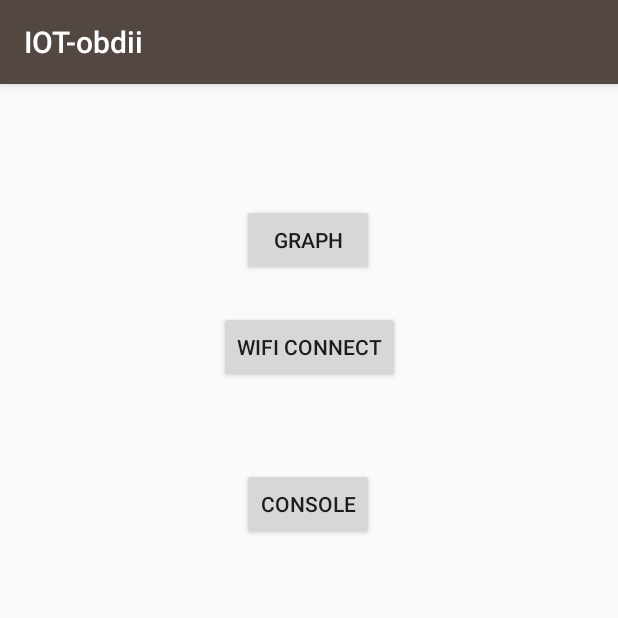
After one commit to TeyUs/ELM327, an Android app: the StartScreen screen opened directly, with no data from a screen before it, on a phone screen of 412 x 824 dp, the top half of it. The commit adds this screen. Run offline under Robolectric (Android 15) with nearby library versions, the phone set to English and light mode, and no system bars; Roboto replaces fonts that are not available here.

Commit message:
otomatik wifi bağlanma özelliği eklendi, denenmedi.

```diff
--- /dev/null
+++ b/app/src/main/java/com/example/iot_obdii/StartScreen.java
@@ -0,0 +1,39 @@
+package com.example.iot_obdii;
+
+import androidx.appcompat.app.AppCompatActivity;
+
+import android.content.Context;
+import android.content.Intent;
+import android.net.wifi.WifiManager;
+import android.os.Bundle;
+import android.view.View;
+import android.widget.Button;
+
+public class StartScreen extends AppCompatActivity {
+
+    @Override
+    protected void onCreate(Bundle savedInstanceState) {
+        super.onCreate(savedInstanceState);
+        setContentView(R.layout.activity_start_screen);
+    }
+
+
+    public void goGraphFromStart(View view) {
+        Intent intent = new Intent(StartScreen.this, GraphScreen.class);
+        intent.putExtra("type", "speed");
+        startActivity(intent);
+    }
+
+
+    public void goConsoleFromStart(View view) {
+        Intent intent = new Intent(StartScreen.this, MainActivity.class);
+        startActivity(intent);
+    }
+
+    public void connectWifi(View view){
+        WifiManager wifiManager;
+        wifiManager = (WifiManager) getApplicationContext().getSystemService(Context.WIFI_SERVICE);
+        Wifi wifi = new Wifi(wifiManager);
+        wifi.connectWifi();
+    }
+}
--- /dev/null
+++ b/app/src/main/res/layout/activity_start_screen.xml
@@ -0,0 +1,43 @@
+<?xml version="1.0" encoding="utf-8"?>
+<androidx.constraintlayout.widget.ConstraintLayout xmlns:android="http://schemas.android.com/apk/res/android"
+    xmlns:app="http://schemas.android.com/apk/res-auto"
+    xmlns:tools="http://schemas.android.com/tools"
+    android:layout_width="match_parent"
+    android:layout_height="match_parent"
+    tools:context=".StartScreen">
+
+    <Button
+        android:id="@+id/button"
+        android:layout_width="wrap_content"
+        android:layout_height="wrap_content"
+        android:layout_marginTop="80dp"
+        android:onClick="goGraphFromStart"
+        android:text="Graph"
+        app:layout_constraintEnd_toEndOf="parent"
+        app:layout_constraintHorizontal_bias="0.498"
+        app:layout_constraintStart_toStartOf="parent"
+        app:layout_constraintTop_toTopOf="parent" />
+
+    <Button
+        android:id="@+id/button2"
+        android:layout_width="wrap_content"
+        android:layout_height="wrap_content"
+        android:layout_marginBottom="464dp"
+        android:onClick="goConsoleFromStart"
+        android:text="Console"
+        app:layout_constraintBottom_toBottomOf="parent"
+        app:layout_constraintEnd_toEndOf="parent"
+        app:layout_constraintHorizontal_bias="0.498"
+        app:layout_constraintStart_toStartOf="parent" />
+
+    <Button
+        android:id="@+id/wifi_button"
+        android:layout_width="wrap_content"
+        android:layout_height="wrap_content"
+        android:layout_marginTop="23dp"
+        android:onClick="connectWifi"
+        android:text="Wifi Connect"
+        app:layout_constraintEnd_toEndOf="parent"
+        app:layout_constraintStart_toStartOf="parent"
+        app:layout_constraintTop_toBottomOf="@+id/button" />
+</androidx.constraintlayout.widget.ConstraintLayout>
```
Also changed, not shown: app/src/main/AndroidManifest.xml (+17 -6 lines), app/src/main/java/com/example/iot_obdii/MainActivity.java (+3 -4 lines), app/src/main/java/com/example/iot_obdii/Ytask.java (+5 -25 lines).
